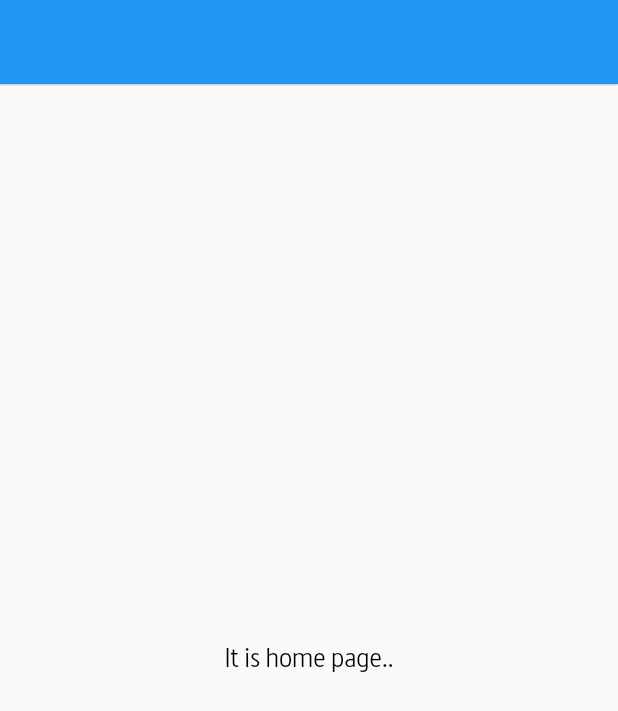
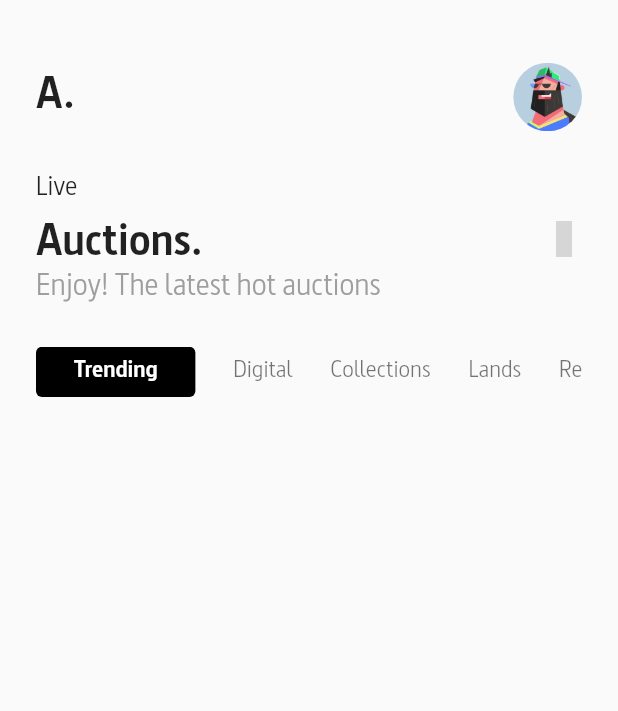
Before and after one commit to eextjcxltuires/Marketplace, a Flutter app: the screen it shows after launch, after a tap on an icon or button, on a phone screen of 412 x 824 dp. Shown: the top 711 px of the screen. Run offline on Flutter 3.47's test engine with Material 2 defaults, Android fonts, the phone set to English and light mode, and no system bars; our stand-ins replace flutter_screenutil, flutter_svg, iconsax; grey boxes are pictures that could not be loaded.

Commit message:
started to form the home page.

```diff
--- /dev/null
+++ b/lib/ui/pages/home/components/home_category_list.dart
@@ -0,0 +1,71 @@
+import 'package:flutter/material.dart';
+import 'package:flutter_screenutil/flutter_screenutil.dart';
+
+import '../../../animations/slide_animation.dart';
+
+class HomeCategoryList extends StatelessWidget {
+  const HomeCategoryList({Key? key}) : super(key: key);
+
+  final List<String> category = const [
+    'Trending',
+    'Digital',
+    'Collections',
+    'Lands',
+    'Real Estate',
+  ];
+
+  @override
+  Widget build(BuildContext context) {
+    return SlideAnimation(
+      child: SizedBox(
+        height: 28.h,
+        child: ListView.builder(
+          scrollDirection: Axis.horizontal,
+          shrinkWrap: true,
+          itemCount: category.length,
+          itemBuilder: (context, index) {
+            return Category(
+              index: index,
+              category: category,
+            );
+          },
+        ),
+      ),
+    );
+  }
+}
+
+class Category extends StatelessWidget {
+  final int index;
+  final List category;
+
+  const Category({
+    Key? key,
+    required this.index,
+    required this.category,
+  }) : super(key: key);
+
+  @override
+  Widget build(BuildContext context) {
+    return Container(
+      decoration: BoxDecoration(
+        borderRadius: BorderRadius.circular(4.0),
+        color: index == 0 ? Colors.black : null,
+      ),
+      padding: EdgeInsets.only(
+        left: 22.w,
+        right: index == 0 ? 22.w : 0,
+      ),
+      child: Center(
+        child: Text(
+          category[index],
+          style: TextStyle(
+            fontSize: 14.r,
+            color: index == 0 ? Colors.white : Colors.black54,
+            fontWeight: index == 0 ? FontWeight.bold : FontWeight.normal,
+          ),
+        ),
+      ),
+    );
+  }
+}
--- /dev/null
+++ b/lib/ui/pages/home/components/home_description_panel.dart
@@ -0,0 +1,30 @@
+import 'package:flutter/material.dart';
+import 'package:flutter_screenutil/flutter_screenutil.dart';
+import 'package:iconsax/iconsax.dart';
+
+class HomeDescriptionPanel extends StatelessWidget {
+  const HomeDescriptionPanel({Key? key}) : super(key: key);
+
+  @override
+  Widget build(BuildContext context) {
+    return Row(
+      mainAxisAlignment: MainAxisAlignment.spaceBetween,
+      children: <Widget>[
+        Column(
+          crossAxisAlignment: CrossAxisAlignment.start,
+          children: <Widget>[
+            Text('Live', style: TextStyle(fontSize: 16.r)),
+            SizedBox(height: 10.h),
+            Text('Auctions.', style: TextStyle(fontSize: 26.r, fontWeight: FontWeight.bold)),
+            SizedBox(height: 2.h),
+            Text(
+              'Enjoy! The latest hot auctions',
+              style: TextStyle(fontSize: 18.r, color: Colors.grey),
+            ),
+          ],
+        ),
+        const Icon(Iconsax.setting_4),
+      ],
+    );
+  }
+}
--- /dev/null
+++ b/lib/ui/pages/home/components/home_image_profile.dart
@@ -0,0 +1,18 @@
+import 'package:flutter/material.dart';
+import 'package:flutter_screenutil/flutter_screenutil.dart';
+
+class HomeImageProfile extends StatelessWidget {
+  const HomeImageProfile({Key? key}) : super(key: key);
+
+  @override
+  Widget build(BuildContext context) {
+    return Container(
+      width: 40.r,
+      height: 40.r,
+      decoration: const BoxDecoration(
+        shape: BoxShape.circle,
+        image: DecorationImage(image: AssetImage('assets/images/profile.jpg'), fit: BoxFit.cover),
+      ),
+    );
+  }
+}
--- a/lib/ui/pages/home/home_page.dart
+++ b/lib/ui/pages/home/home_page.dart
@@ -1,5 +1,11 @@
 import 'package:flutter/material.dart';
 import 'package:flutter_screenutil/flutter_screenutil.dart';
+
+import 'components/home_category_list.dart';
+import 'components/home_description_panel.dart';
+import 'components/home_image_profile.dart';
+
+import '../../widgets/header_widget.dart';
 
 class HomePage extends StatelessWidget {
   const HomePage({Key? key}) : super(key: key);
@@ -7,17 +13,35 @@ class HomePage extends StatelessWidget {
   @override
   Widget build(BuildContext context) {
     return Scaffold(
-      appBar: AppBar(
-        automaticallyImplyLeading: false,
-        elevation: 0.4,
+      body: SingleChildScrollView(
+        child: Column(
+          crossAxisAlignment: CrossAxisAlignment.start,
+          children: <Widget>[
+            SizedBox(height: 35.h),
+
+            // Header.
+            const Padding(
+              padding: EdgeInsets.symmetric(horizontal: 24.0),
+              child: HeaderWidget(widget: HomeImageProfile()),
+            ),
+            SizedBox(height: 24.h),
+
+            // Description Panel.
+            const Padding(
+              padding: EdgeInsets.symmetric(horizontal: 24.0),
+              child: HomeDescriptionPanel(),
+            ),
+            SizedBox(height: 24.h),
+
+            // Category List.
+            const Padding(
+              padding: EdgeInsets.symmetric(horizontal: 24.0),
+              child: HomeCategoryList(),
+            ),
+            SizedBox(height: 24.h),
+          ],
+        ),
       ),
-      // Widget for display body (content page).
-
-      body: body(),
     );
   }
-
-  Widget body() => Center(
-        child: Text('It is home page..', style: TextStyle(color: Colors.black, fontSize: 16.r)),
-      );
 }
--- a/lib/ui/pages/onboarding/components/onboarding_header.dart
+++ /dev/null
@@ -1,49 +0,0 @@
-import 'package:flutter/material.dart';
-import 'package:flutter_screenutil/flutter_screenutil.dart';
-import 'package:iconsax/iconsax.dart';
-
-class OnboardingHeader extends StatelessWidget {
-  const OnboardingHeader({Key? key}) : super(key: key);
-
-  @override
-  Widget build(BuildContext context) {
-    return Row(
-      mainAxisAlignment: MainAxisAlignment.spaceBetween,
-      children: const <Widget>[
-        // Logotype (Text).
-        OnboardingLogotype(),
-
-        // Icon.
-        OnboardingIconWallet(),
-      ],
-    );
-  }
-}
-
-class OnboardingLogotype extends StatelessWidget {
-  const OnboardingLogotype({Key? key}) : super(key: key);
-
-  @override
-  Widget build(BuildContext context) {
-    return Text(
-      'A.',
-      style: TextStyle(fontSize: 26.r, fontWeight: FontWeight.bold),
-    );
-  }
-}
-
-class OnboardingIconWallet extends StatelessWidget {
-  const OnboardingIconWallet({Key? key}) : super(key: key);
-
-  @override
-  Widget build(BuildContext context) {
-    return Container(
-      width: 40.r,
-      height: 40.r,
-      decoration: const BoxDecoration(shape: BoxShape.circle, color: Colors.black),
-      child: const Center(
-        child: Icon(Iconsax.wallet_1, color: Colors.white),
-      ),
-    );
-  }
-}
--- /dev/null
+++ b/lib/ui/pages/onboarding/components/onboarding_icon_wallet.dart
@@ -0,0 +1,17 @@
+import 'package:flutter/material.dart';
+import 'package:flutter_screenutil/flutter_screenutil.dart';
+import 'package:iconsax/iconsax.dart';
+
+class OnboardingIconWallet extends StatelessWidget {
+  const OnboardingIconWallet({Key? key}) : super(key: key);
+
+  @override
+  Widget build(BuildContext context) {
+    return Container(
+      width: 40.r,
+      height: 40.r,
+      decoration: const BoxDecoration(shape: BoxShape.circle, color: Colors.black),
+      child: const Center(child: Icon(Iconsax.wallet_1, color: Colors.white)),
+    );
+  }
+}
--- a/lib/ui/pages/onboarding/components/onboarding_statistics.dart
+++ b/lib/ui/pages/onboarding/components/onboarding_statistics.dart
@@ -4,6 +4,7 @@ import 'package:iconsax/iconsax.dart';
 
 import '../../../animations/slide_animation.dart';
 import '../../../animations/fade_animation.dart';
+import '../../../widgets/event_state_widget.dart';
 import '../../home/home_page.dart';
 
 class OnboardingStatistics extends StatelessWidget {
@@ -39,20 +40,20 @@ class DisplayEventState extends StatelessWidget {
           crossAxisAlignment: CrossAxisAlignment.start,
           mainAxisAlignment: MainAxisAlignment.spaceAround,
           children: const <Widget>[
-            // Art Work.
-            EventState(
+            // Widget: Art Work.
+            EventStateWidget(
               title: '12.1K+',
               subtitle: 'Art Work',
             ),
 
-            // Artist.
-            EventState(
+            // Widget: Artist.
+            EventStateWidget(
               title: '1.7M+',
               subtitle: 'Artist',
             ),
 
-            // Auction.
-            EventState(
+            // Widget: Auction.
+            EventStateWidget(
               title: '45K+',
               subtitle: 'Auction',
             ),
@@ -61,37 +62,6 @@ class DisplayEventState extends StatelessWidget {
       ),
     );
   }
-}
-
-class EventState extends StatelessWidget {
-  final String title, subtitle;
-
-  const EventState({
-    Key? key,
-    required this.title,
-    required this.subtitle,
-  }) : super(key: key);
-
-  @override
-  Widget build(BuildContext context) {
-    return Column(children: <Widget>[
-      // Title.
-      titleText(),
-
-      // Subtitle.
-      subtitleText(),
-    ]);
-  }
-
-  Widget titleText() => Text(
-        title,
-        style: TextStyle(fontSize: 16.r, fontWeight: FontWeight.bold),
-      );
-
-  Widget subtitleText() => Text(
-        subtitle,
-        style: TextStyle(fontSize: 14.r, color: Colors.black54),
-      );
 }
 
 class DiscoverArtWorkBox extends StatelessWidget {
--- a/lib/ui/pages/onboarding/onboarding_page.dart
+++ b/lib/ui/pages/onboarding/onboarding_page.dart
@@ -1,10 +1,11 @@
 import 'package:flutter/material.dart';
 import 'package:flutter_screenutil/flutter_screenutil.dart';
 
+import 'components/onboarding_icon_wallet.dart';
 import 'components/onboarding_support_contacts.dart';
 import 'components/onboarding_statistics.dart';
 import 'components/onboarding_description_text.dart';
-import 'components/onboarding_header.dart';
+import '../../widgets/header_widget.dart';
 import 'components/onboarding_welcome_text.dart';
 import 'components/onboarding_lower_panel.dart';
 
@@ -25,7 +26,9 @@ class OnboardingPage extends StatelessWidget {
                 // Header.
                 const Padding(
                   padding: EdgeInsets.symmetric(horizontal: 40.0),
-                  child: OnboardingHeader(),
+                  // Widget: Icon Wallet.
+
+                  child: HeaderWidget(widget: OnboardingIconWallet()),
                 ),
                 SizedBox(height: 40.h),
 
--- /dev/null
+++ b/lib/ui/widgets/event_state_widget.dart
@@ -0,0 +1,33 @@
+import 'package:flutter/material.dart';
+import 'package:flutter_screenutil/flutter_screenutil.dart';
+
+class EventStateWidget extends StatelessWidget {
+  final String title, subtitle;
+
+  const EventStateWidget({
+    Key? key,
+    required this.title,
+    required this.subtitle,
+  }) : super(key: key);
+
+  @override
+  Widget build(BuildContext context) {
+    return Column(children: <Widget>[
+      // Title.
+      titleText(),
+
+      // Subtitle.
+      subtitleText(),
+    ]);
+  }
+
+  Widget titleText() => Text(
+        title,
+        style: TextStyle(fontSize: 16.r, fontWeight: FontWeight.bold),
+      );
+
+  Widget subtitleText() => Text(
+        subtitle,
+        style: TextStyle(fontSize: 14.r, color: Colors.black54),
+      );
+}
--- /dev/null
+++ b/lib/ui/widgets/header_widget.dart
@@ -0,0 +1,37 @@
+import 'package:flutter/material.dart';
+import 'package:flutter_screenutil/flutter_screenutil.dart';
+
+class HeaderWidget extends StatelessWidget {
+  final Widget widget;
+
+  const HeaderWidget({
+    Key? key,
+    required this.widget,
+  }) : super(key: key);
+
+  @override
+  Widget build(BuildContext context) {
+    return Row(
+      mainAxisAlignment: MainAxisAlignment.spaceBetween,
+      children: <Widget>[
+        // Logotype (Text).
+        const HeaderLogotype(),
+
+        // Widget: Icon.
+        widget,
+      ],
+    );
+  }
+}
+
+class HeaderLogotype extends StatelessWidget {
+  const HeaderLogotype({Key? key}) : super(key: key);
+
+  @override
+  Widget build(BuildContext context) {
+    return Text(
+      'A.',
+      style: TextStyle(fontSize: 26.r, fontWeight: FontWeight.bold),
+    );
+  }
+}
```
